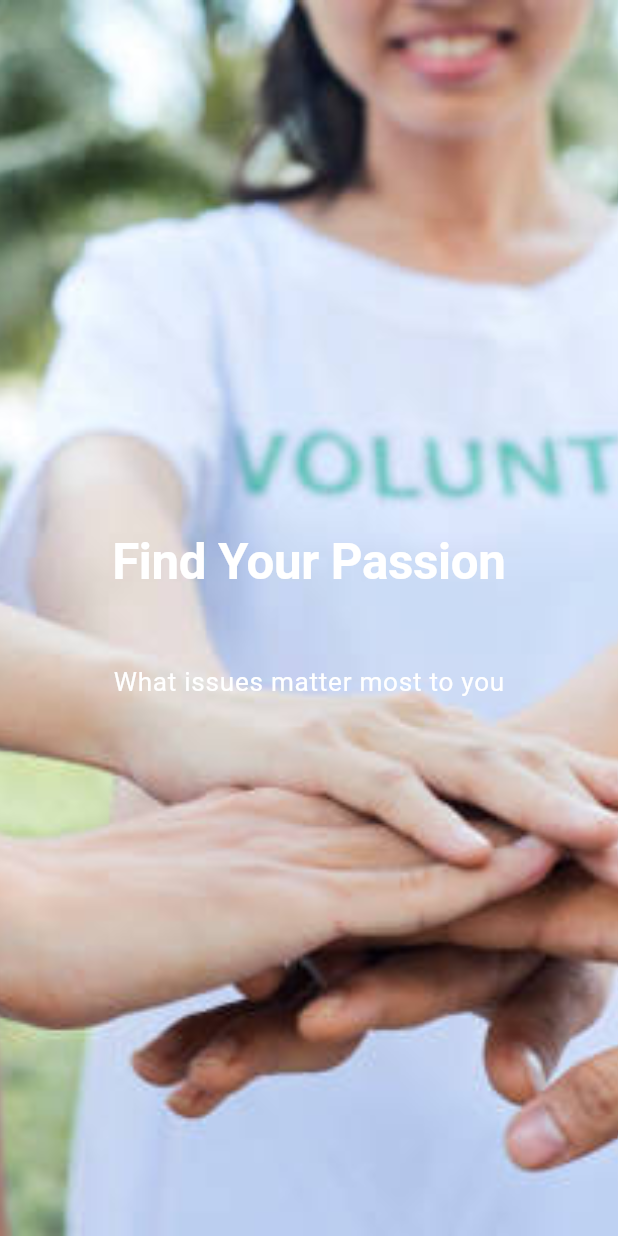
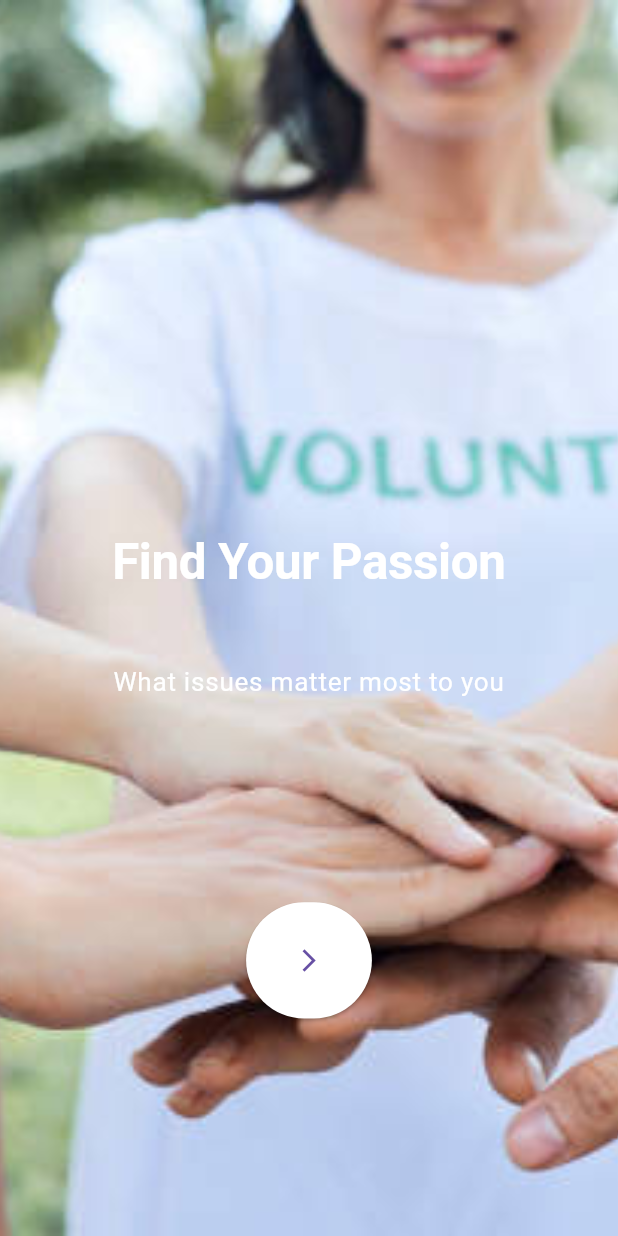
Before and after one commit to afif-ayoubi/Clever-Karma, a Flutter app: the screen it shows after launch, on a phone screen of 412 x 824 dp. Run offline on Flutter 3.47's test engine with Material 3 defaults, Android fonts, the phone set to English and light mode, and no system bars; drawn by our look-alikes of flutter_animate; our stand-ins replace bloc, dartz, equatable, flutter_bloc, flutter_screenutil, get_it and 3 more.

Commit message:
create onboarding screen

```diff
--- a/mobile/lib/features/auth/presentation/pages/onboarding_page.dart
+++ b/mobile/lib/features/auth/presentation/pages/onboarding_page.dart
@@ -1,16 +1,49 @@
-
 import 'package:flutter/material.dart';
-import 'package:mobile/features/auth/presentation/widgets/onboarding_page/onboarding_deatil_widget.dart';
+import 'package:mobile/features/auth/presentation/widgets/onboarding_page/onboarding_detail_widget.dart';
 
 class OnBoardingPage extends StatelessWidget {
   const OnBoardingPage({super.key});
 
   @override
   Widget build(BuildContext context) {
-    return Scaffold(body: _buildBody(context));
+    return Scaffold(
+      body: _buildBody(context),
+    );
   }
 }
 
 Widget _buildBody(BuildContext context) {
-  return OnBoardingDetailWidget();
+  List<Map<String, dynamic>> onBoardingData = [
+    {
+      'title': "Find Your Passion",
+      'body': "What issues matter most to you",
+      'isFirst': true,
+      'imgPath': '',
+    },
+    {
+      'title': "Making a Difference\n Together",
+      'body': "Explore Causes You Care\n About",
+      'isFirst': false,
+      'imgPath': '',
+    },
+    {
+      'title': "Your Impact Starts\n Here",
+      'body': "Choose Causes That Align With\n Your Value",
+      'isFirst': false,
+      'imgPath': '',
+    },
+  ];
+  return SizedBox(
+     child:  ListView.builder(
+        itemCount: onBoardingData.length,
+        itemBuilder: (context, index) {
+          return OnBoardingDetailWidget(
+            title: onBoardingData[index]['title'],
+            body: onBoardingData[index]['body'],
+            isFirst: onBoardingData[index]['isFirst'],
+            imgPath: onBoardingData[index]['imgPath'],
+          );
+        },
+      )
+  );
 }
--- a/mobile/lib/features/auth/presentation/widgets/onboarding_page/onboarding_deatil_widget.dart
+++ /dev/null
@@ -1,37 +0,0 @@
-import 'package:flutter/material.dart';
-import 'package:flutter_screenutil/flutter_screenutil.dart';
-import 'package:mobile/core/constants/assets_manager.dart';
-
-class OnBoardingDetailWidget extends StatelessWidget {
-  const OnBoardingDetailWidget({super.key});
-
-  @override
-  Widget build(BuildContext context) {
-return ColorFiltered(
-    colorFilter:
-        ColorFilter.mode(Colors.black.withOpacity(0.6), BlendMode.difference),
-    child: Container(
-      width: double.infinity,
-      decoration: const BoxDecoration(
-          image: DecorationImage(
-              image: AssetImage(AppImages.onBoardingImg1), fit: BoxFit.cover)),
-      child: Column(
-        crossAxisAlignment: CrossAxisAlignment.center,
-        mainAxisAlignment: MainAxisAlignment.center,
-        children: [
-          Text(
-            "Find Your Passion",
-            style: Theme.of(context).textTheme.displayLarge,
-          ),
-          SizedBox(
-            height: 50.h,
-          ),
-          Text(
-            "What issues matter most to you",
-            style: Theme.of(context).textTheme.bodyLarge,
-          )
-        ],
-      ),
-    ),
-  );  }
-}
--- /dev/null
+++ b/mobile/lib/features/auth/presentation/widgets/onboarding_page/onboarding_detail_widget.dart
@@ -0,0 +1,72 @@
+import 'package:flutter/material.dart';
+import 'package:flutter_animate/flutter_animate.dart';
+import 'package:flutter_screenutil/flutter_screenutil.dart';
+import 'package:mobile/core/constants/assets_manager.dart';
+import 'package:mobile/features/auth/presentation/widgets/onboarding_page/onboarding_btn.dart';
+
+class OnBoardingDetailWidget extends StatelessWidget {
+  final String title;
+  final String body;
+  final bool isFirst;
+  final String imgPath;
+  const OnBoardingDetailWidget(
+      {super.key,
+      required this.title,
+      required this.body,
+      this.isFirst = false,
+      required this.imgPath});
+
+  @override
+  Widget build(BuildContext context) {
+    final theme = Theme.of(context).textTheme;
+
+    return ColorFiltered(
+      colorFilter:
+          ColorFilter.mode(Colors.black.withOpacity(0.6), BlendMode.difference),
+      child: Container(
+        width: double.infinity,
+        height: MediaQuery.of(context).size.height,
+        decoration: const BoxDecoration(
+            image: DecorationImage(
+                image: AssetImage(AppImages.onBoardingImg1),
+                fit: BoxFit.cover)),
+        child: Stack(
+          children: [
+            Positioned.fill(
+              child: Column(
+                mainAxisAlignment: MainAxisAlignment.center,
+                children: [
+                  Animate(
+
+                    child: Text(
+                      "Find Your Passion",
+                      style: theme.displayLarge,
+                    ).animate().fade(duration: 1.seconds).slideY(curve: Curves.easeInOut,),
+                  ),
+                  Padding(
+                    padding: isFirst
+                        ? EdgeInsets.only(top: 50.h)
+                        : EdgeInsets.only(top: 25.h),
+                    child: Text(
+                      "What issues matter most to you",
+                      style: theme.bodyLarge,
+                      textAlign: TextAlign.center,
+                    )..animate().fade(duration: 2.seconds).slideY(curve: Curves.easeInOut,),
+                  ),
+                ],
+              ),
+            ),
+            Positioned(
+              bottom: 150.h,
+              left: 0,
+              right: 0,
+              child: Center(
+                child: OnBoardingBtn(onPressed: () {}),
+              ),
+            ),
+          ],
+        ),
+      ),
+    );
+  }
+}
--- a/mobile/pubspec.yaml
+++ b/mobile/pubspec.yaml
@@ -44,6 +44,7 @@ dependencies:
   hive: ^2.2.3
   flutter_screenutil: ^5.9.0
   go_router: ^14.0.1
+  flutter_animate: ^4.5.0
 
 dev_dependencies:
   flutter_test:
```
Also changed, not shown: mobile/pubspec.lock.
